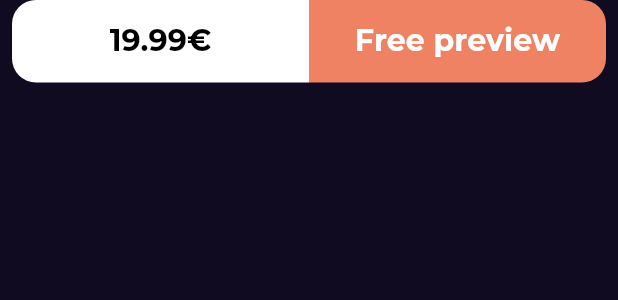
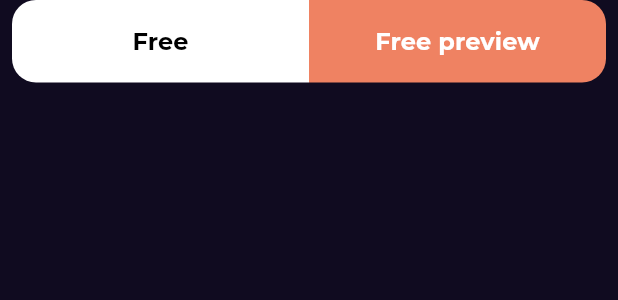
Before and after one commit to joseph-youssef-dev/booklyApp, a Flutter app: the BookActions widget shown alone on an empty page, opened directly, on a phone screen of 412 x 824 dp. Shown: the top 300 px of the screen. Run offline on Flutter 3.47's test engine with Material 3 defaults, Android fonts, the phone set to English and light mode, and no system bars; our stand-ins replace bloc, cached_network_image, dartz, dio, equatable, flutter_bloc and 3 more; network calls fail; project files that could hold a hidden picture were left out.

Commit message:
display book details

```diff
--- a/lib/core/widgets/custom_button.dart
+++ b/lib/core/widgets/custom_button.dart
@@ -28,7 +28,7 @@ class CustomButton extends StatelessWidget {
         ),
         child: Text(
           text,
-          style: Styles.textStyle20.copyWith(
+          style: Styles.textStyle16.copyWith(
             color: textColor,
             fontWeight: FontWeight.bold,
           ),
--- a/lib/features/home/presentation/views/book_details_view.dart
+++ b/lib/features/home/presentation/views/book_details_view.dart
@@ -24,6 +24,8 @@ class _BookDetailsViewState extends State<BookDetailsView> {
 
   @override
   Widget build(BuildContext context) {
-    return const Scaffold(body: SafeArea(child: BookDetailsViewBody()));
+    return Scaffold(
+      body: SafeArea(child: BookDetailsViewBody(bookModel: widget.bookModel)),
+    );
   }
 }
--- a/lib/features/home/presentation/views/widgets/book_actions.dart
+++ b/lib/features/home/presentation/views/widgets/book_actions.dart
@@ -13,7 +13,7 @@ class BookActions extends StatelessWidget {
           Expanded(
             child: CustomButton(
               backgroundColor: Colors.white,
-              text: "19.99€",
+              text: "Free",
               textColor: Colors.black,
               borderRadius: BorderRadius.only(
                 topLeft: Radius.circular(16),
```
Also changed, not shown: lib/features/home/presentation/views/widgets/book_details_view_body.dart (+19 -10 lines), lib/features/home/presentation/views/widgets/featured_book_list_view.dart (+15 -4 lines).
